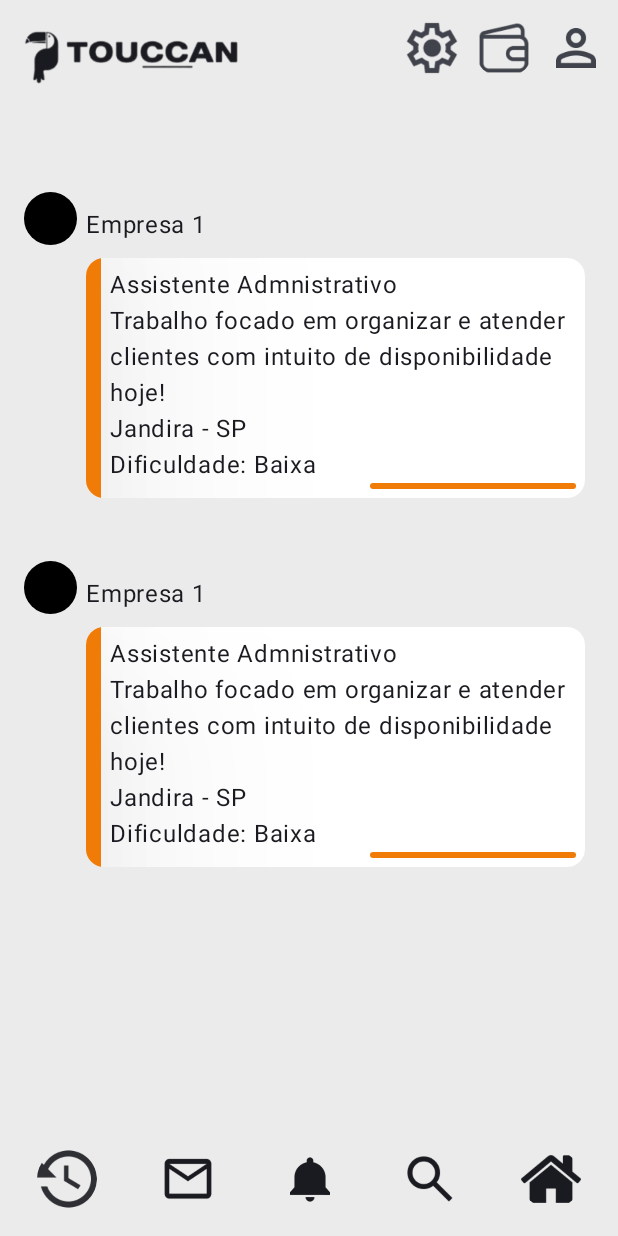
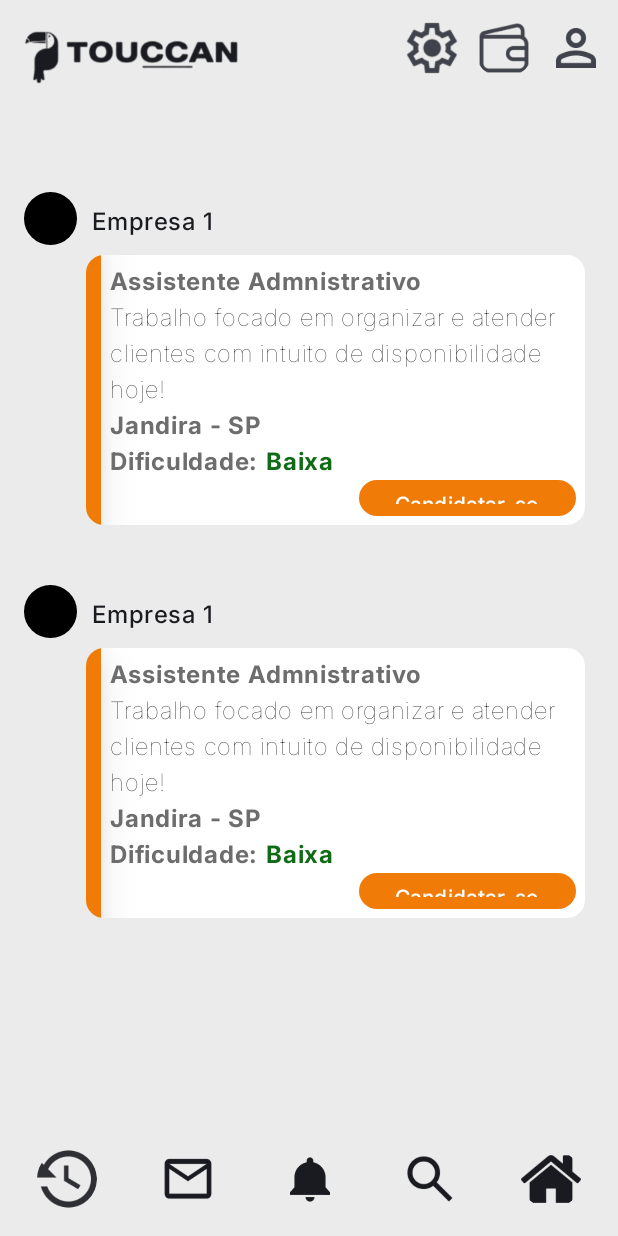
Before and after one commit to estelalm/touccan_mobile_user, an Android app built with Jetpack Compose: the composable Home shown on its own in the app's theme, on a phone screen of 412 x 824 dp. Run offline under Robolectric (Android 15) with nearby library versions, the phone set to English and light mode, and no system bars.

Commit message:
24 set, 2024 - início da tela home

```diff
--- a/app/src/main/java/br/senai/sp/jandira/touccanuser/screens/HomeScreen.kt
+++ b/app/src/main/java/br/senai/sp/jandira/touccanuser/screens/HomeScreen.kt
@@ -22,6 +22,7 @@ import androidx.compose.material3.Button
 import androidx.compose.material3.ButtonDefaults
 import androidx.compose.material3.Card
 import androidx.compose.material3.CardDefaults
+import androidx.compose.material3.ElevatedCard
 import androidx.compose.material3.ExperimentalMaterial3Api
 import androidx.compose.material3.Icon
 import androidx.compose.material3.IconButton
@@ -36,15 +37,21 @@ import androidx.compose.ui.Modifier
 import androidx.compose.ui.graphics.Color
 import androidx.compose.ui.graphics.RectangleShape
 import androidx.compose.ui.res.painterResource
+import androidx.compose.ui.text.font.FontWeight
 import androidx.compose.ui.text.style.TextAlign
 import androidx.compose.ui.tooling.preview.Preview
 import androidx.compose.ui.unit.dp
+import androidx.compose.ui.unit.sp
 import androidx.navigation.NavHostController
 import br.senai.sp.jandira.touccanuser.R
+import br.senai.sp.jandira.touccanuser.ui.theme.Inter
 
 @OptIn(ExperimentalMaterial3Api::class)
 @Composable
 fun Home() {
+
+
+
     Scaffold (
         containerColor = Color(0xFFEBEBEB),
         topBar = {
@@ -168,6 +175,9 @@ fun Home() {
 @Composable
 fun AnuncioCard(modifier: Modifier = Modifier) {
 
+    val grayColor = 0xff6D6D6D
+    val greenColor = 0xff106B16
+
     Row (modifier = Modifier.padding(16.dp)){
         Card (
             modifier = Modifier.size(35.dp),
@@ -177,20 +187,25 @@ fun AnuncioCard(modifier: Modifier = Modifier) {
             shape = RoundedCornerShape(50.dp)
         ){  }
         Column (
-            modifier = modifier.padding(vertical = 10.dp, horizontal = 6.dp)
+            modifier = modifier.padding(vertical = 8.dp, horizontal = 6.dp)
         ){
 
-            Text(text = "Empresa 1", modifier = Modifier.padding(bottom = 10.dp))
+            Text(
+                text = "Empresa 1",
+                modifier = Modifier.padding(bottom = 10.dp, start = 4.dp),
+                fontFamily = Inter,
+                fontWeight = FontWeight.Normal
+            )
             Card {
-                Row (modifier = Modifier.height(160.dp).fillMaxWidth().background(Color.White)){
-                    Card (
+                Row (modifier = Modifier.height(180.dp).fillMaxWidth().background(Color.White)){
+                    ElevatedCard (
                         modifier = Modifier.fillMaxHeight().width(10.dp),
                         colors = CardDefaults.cardColors(
                             containerColor = Color(0xffF07B07),
                         ),
                         shape = RectangleShape,
                         elevation = CardDefaults.cardElevation(
-                            defaultElevation = 100.dp
+                            defaultElevation = 20.dp
                         )
                     ){}
                     Column (
@@ -198,25 +213,51 @@ fun AnuncioCard(modifier: Modifier = Modifier) {
                         verticalArrangement = Arrangement.SpaceAround
                     ){
                         Text(
-                            text = "Assistente Admnistrativo"
+                            text = "Assistente Admnistrativo",
+                            fontFamily = Inter,
+                            fontWeight = FontWeight.SemiBold,
+                            color = Color(grayColor)
                         )
                         Text(
-                            text = "Trabalho focado em organizar e atender clientes com intuito de disponibilidade hoje!"
+                            text = "Trabalho focado em organizar e atender clientes com intuito de disponibilidade hoje!",
+                            fontFamily = Inter,
+                            fontWeight = FontWeight.Light
                         )
                         Text(
-                            text = "Jandira - SP"
+                            text = "Jandira - SP",
+                            fontFamily = Inter,
+                            fontWeight = FontWeight.SemiBold,
+                            color = Color(grayColor)
                         )
-                        Text(
-                            text = "Dificuldade: Baixa"
-                        )
+                        Row {
+                            Text(
+                                text = "Dificuldade: ",
+                                fontFamily = Inter,
+                                fontWeight = FontWeight.SemiBold,
+                                color = Color(grayColor)
+                            )
+                            Text(
+                                text = "Baixa",
+                                fontFamily = Inter,
+                                fontWeight = FontWeight.SemiBold,
+                                color = Color(greenColor)
+                            )
+                        }
+
                         Row (
                             modifier = Modifier.fillMaxWidth(),
                             horizontalArrangement = Arrangement.End
                         ){ Button(
+                            modifier = Modifier.height(32.dp),
                             colors = ButtonDefaults.buttonColors(containerColor = Color(0xffF07B07)),
                             onClick = {}
                         ) {
-                            Text(text ="Candidatar-se")
+                            Text(
+                                text ="Candidatar-se",
+                                fontFamily = Inter,
+                                fontWeight = FontWeight.Normal,
+                                lineHeight = 12.sp
+                            )
                         } }
                     }
                 }
```
